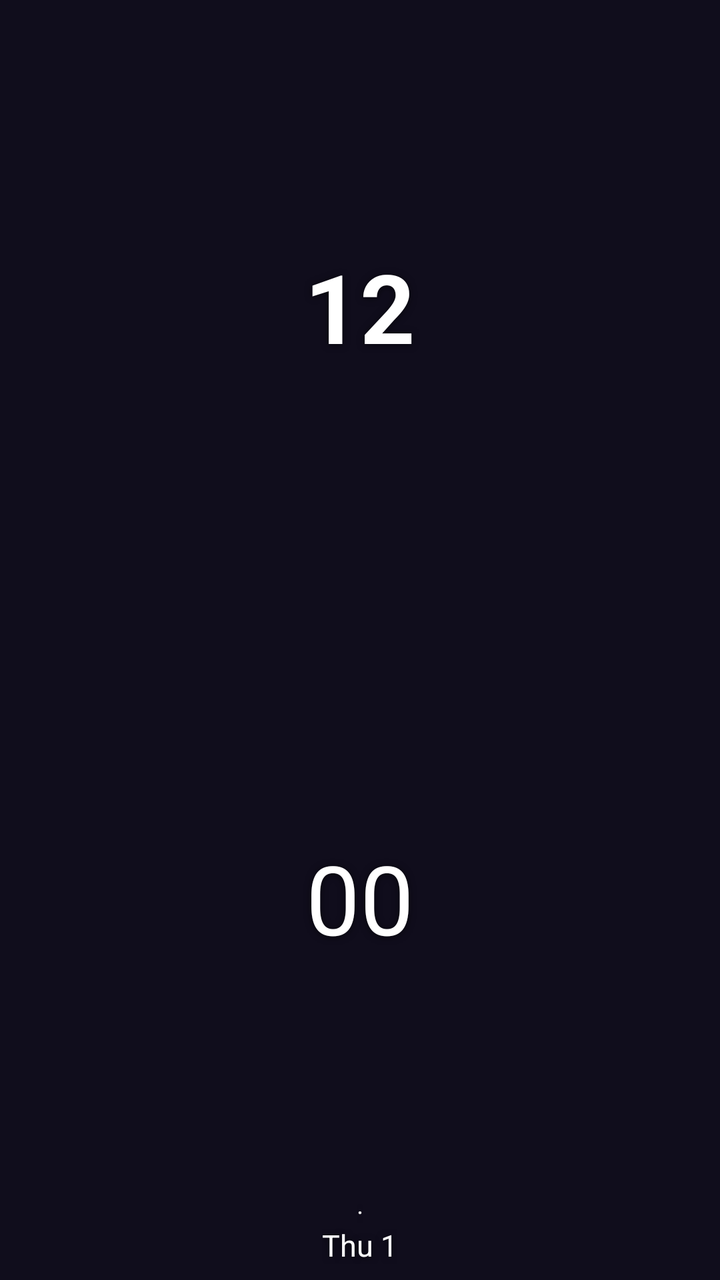
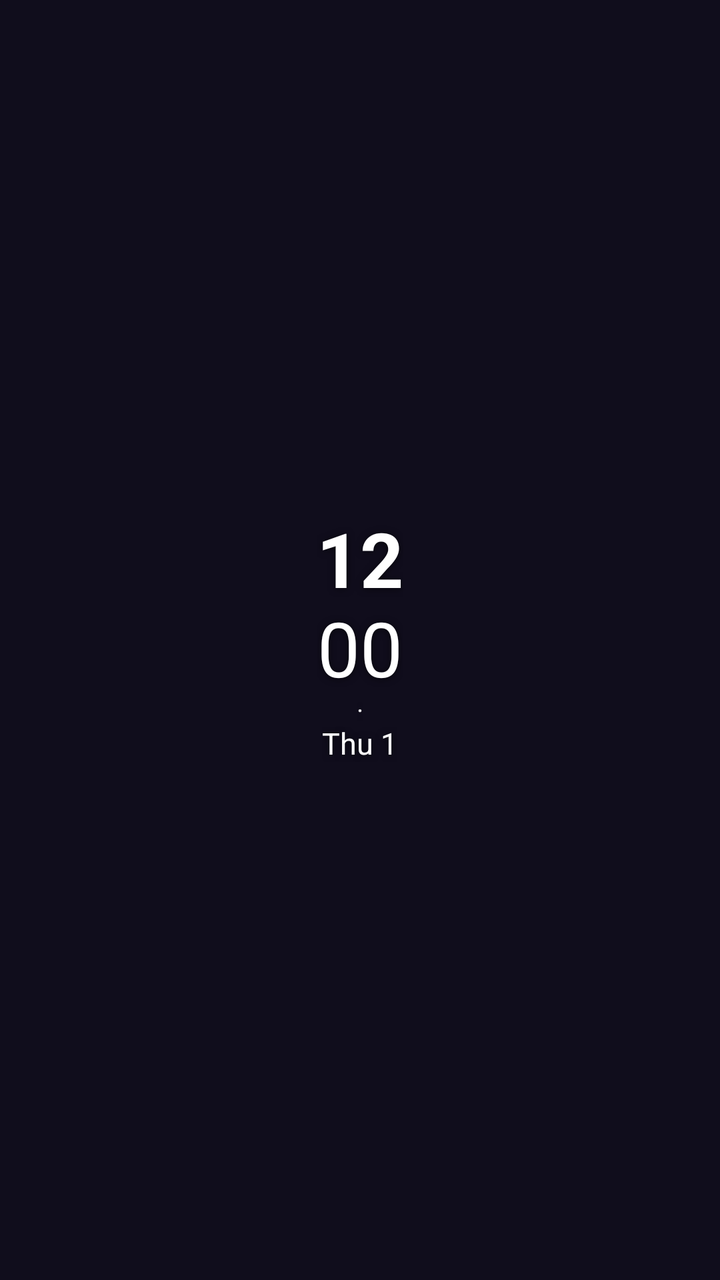

Before-and-after screenshots of an Android layout around one commit, followed by the original layout XML and the change that was made.
<!-- AndroidManifest.xml: application theme AppTheme -->
<!-- res/layout/widget_small.xml -->
<?xml version="1.0" encoding="utf-8"?>
<LinearLayout xmlns:android="http://schemas.android.com/apk/res/android"
    android:id="@+id/widget_root"
    android:layout_width="match_parent"
    android:layout_height="match_parent"
    android:background="@drawable/widget_background"
    android:gravity="center"
    android:orientation="vertical"
    android:padding="8dp">
    <TextClock
        android:id="@+id/widget_hour"
        android:format12Hour="hh"
        android:format24Hour="HH"
        style="@style/WidgetText.Time"
        android:layout_width="match_parent"
        android:layout_height="0dp"
        android:layout_weight="1"
        android:autoSizeTextType="uniform"
        android:autoSizeMinTextSize="16sp"
        android:autoSizeMaxTextSize="48sp"
        android:autoSizeStepGranularity="1sp"
        android:gravity="center"
        android:maxLines="1" />
    <TextClock
        android:id="@+id/widget_minute"
        android:format12Hour="mm"
        android:format24Hour="mm"
        style="@style/WidgetText"
        android:layout_width="match_parent"
        android:layout_height="0dp"
        android:layout_weight="1"
        android:autoSizeTextType="uniform"
        android:autoSizeMinTextSize="16sp"
        android:autoSizeMaxTextSize="48sp"
        android:autoSizeStepGranularity="1sp"
        android:gravity="center"
        android:maxLines="1" />
    <TextView
        android:id="@+id/widget_dot"
        style="@style/WidgetText.Small"
        android:layout_width="wrap_content"
        android:layout_height="wrap_content"
        android:text="·"
        android:importantForAccessibility="no" />
    <TextClock
        android:id="@+id/widget_date"
        android:format12Hour="EEE d"
        android:format24Hour="EEE d"
        style="@style/WidgetText.Detail"
        android:layout_width="wrap_content"
        android:layout_height="wrap_content" />
</LinearLayout>
<!-- resources referenced by this layout -->
<resources>
  <!-- drawable widget_background (drawable) -->
  <?xml version="1.0" encoding="utf-8"?>
  <shape xmlns:android="http://schemas.android.com/apk/res/android" android:shape="rectangle">
      <solid android:color="@android:color/transparent" />
  </shape>
  <style name="WidgetText" parent="@android:style/TextAppearance.DeviceDefault">
          <item name="android:textColor">#FFFFFFFF</item>
          <item name="android:shadowColor">#99000000</item>
          <item name="android:shadowRadius">8</item>
          <item name="android:shadowDy">1</item>
          <item name="android:includeFontPadding">false</item>
      </style>
  <style name="WidgetText.Detail">
          <item name="android:textSize">15sp</item>
      </style>
  <style name="WidgetText.Small">
          <item name="android:textSize">13sp</item>
          <item name="android:textColor">#E6FFFFFF</item>
      </style>
  <style name="WidgetText.Time">
          <item name="android:textStyle">bold</item>
      </style>
  <style name="AppTheme" parent="Theme.AppCompat.DayNight.NoActionBar">
          <item name="android:editTextBackground">@drawable/rn_edit_text_material</item>
          <item name="android:windowBackground">@color/midnight_background</item>
          <item name="android:statusBarColor">@color/midnight_background</item>
          <item name="android:navigationBarColor">@color/midnight_background</item>
      </style>
  <!-- drawable rn_edit_text_material (drawable) -->
  <?xml version="1.0" encoding="utf-8"?>
  <inset xmlns:android="http://schemas.android.com/apk/res/android"
         android:insetLeft="@dimen/abc_edit_text_inset_horizontal_material"
         android:insetRight="@dimen/abc_edit_text_inset_horizontal_material"
         android:insetTop="@dimen/abc_edit_text_inset_top_material"
         android:insetBottom="@dimen/abc_edit_text_inset_bottom_material"
         >
  
      <selector>
          
          <item android:state_enabled="false" android:drawable="@drawable/abc_textfield_default_mtrl_alpha"/>
          <item android:drawable="@drawable/abc_textfield_activated_mtrl_alpha"/>
      </selector>
  
  </inset>
  <color name="midnight_background">#100D1C</color>
</resources>

<!-- the commit's change to res/layout/widget_small.xml (unified diff, before → after) -->
@@ -12,29 +12,21 @@
         android:format12Hour="hh"
         android:format24Hour="HH"
         style="@style/WidgetText.Time"
-        android:layout_width="match_parent"
-        android:layout_height="0dp"
-        android:layout_weight="1"
-        android:autoSizeTextType="uniform"
-        android:autoSizeMinTextSize="16sp"
-        android:autoSizeMaxTextSize="48sp"
-        android:autoSizeStepGranularity="1sp"
-        android:gravity="center"
-        android:maxLines="1" />
+        android:layout_width="wrap_content"
+        android:layout_height="wrap_content"
+        android:includeFontPadding="false"
+        android:maxLines="1"
+        android:textSize="38sp" />
     <TextClock
         android:id="@+id/widget_minute"
         android:format12Hour="mm"
         android:format24Hour="mm"
         style="@style/WidgetText"
-        android:layout_width="match_parent"
-        android:layout_height="0dp"
-        android:layout_weight="1"
-        android:autoSizeTextType="uniform"
-        android:autoSizeMinTextSize="16sp"
-        android:autoSizeMaxTextSize="48sp"
-        android:autoSizeStepGranularity="1sp"
-        android:gravity="center"
-        android:maxLines="1" />
+        android:layout_width="wrap_content"
+        android:layout_height="wrap_content"
+        android:includeFontPadding="false"
+        android:maxLines="1"
+        android:textSize="38sp" />
     <TextView
         android:id="@+id/widget_dot"
         style="@style/WidgetText.Small"
